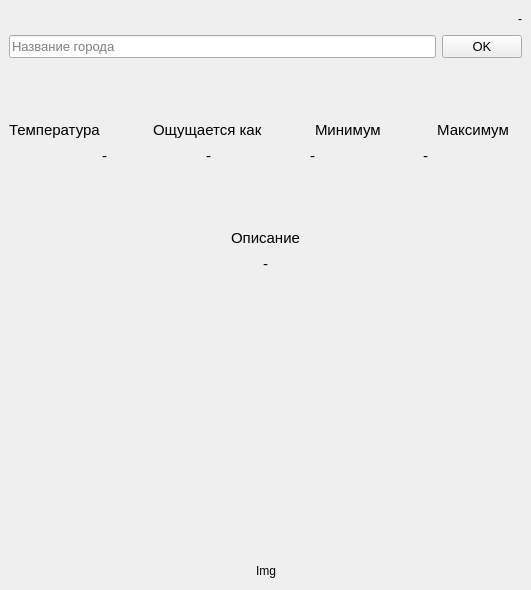
Maassya/Weather2, file winui.ui: the form before one commit.
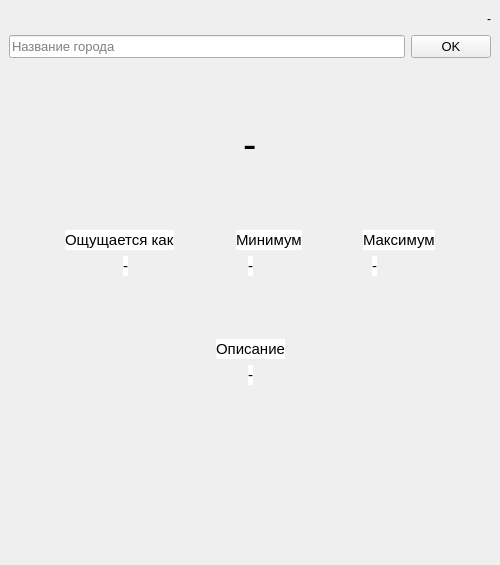
The form after the commit.

```diff
--- a/winui.ui
+++ b/winui.ui
@@ -6,10 +6,28 @@
    <rect>
     <x>0</x>
     <y>0</y>
-    <width>531</width>
-    <height>590</height>
+    <width>500</width>
+    <height>565</height>
    </rect>
   </property>
+  <property name="sizePolicy">
+   <sizepolicy hsizetype="Preferred" vsizetype="Fixed">
+    <horstretch>0</horstretch>
+    <verstretch>0</verstretch>
+   </sizepolicy>
+  </property>
+  <property name="minimumSize">
+   <size>
+    <width>500</width>
+    <height>565</height>
+   </size>
+  </property>
+  <property name="maximumSize">
+   <size>
+    <width>500</width>
+    <height>565</height>
+   </size>
+  </property>
   <property name="windowTitle">
    <string>MainWindow</string>
   </property>
@@ -67,6 +85,61 @@
       </item>
      </layout>
     </item>
+    <item>
+     <spacer name="verticalSpacer_8">
+      <property name="orientation">
+       <enum>Qt::Vertical</enum>
+      </property>
+      <property name="sizeHint" stdset="0">
+       <size>
+        <width>20</width>
+        <height>40</height>
+       </size>
+      </property>
+     </spacer>
+    </item>
+    <item>
+     <layout class="QHBoxLayout" name="horizontalLayout_2">
+      <item>
+       <spacer name="horizontalSpacer_14">
+        <property name="orientation">
+         <enum>Qt::Horizontal</enum>
+        </property>
+        <property name="sizeHint" stdset="0">
+         <size>
+          <width>40</width>
+          <height>20</height>
+         </size>
+        </property>
+       </spacer>
+      </item>
+      <item>
+       <widget class="QLabel" name="temp_lbl">
+        <property name="font">
+         <font>
+          <pointsize>30</pointsize>
+         </font>
+        </property>
+        <property name="text">
+         <string>-</string>
+        </property>
+       </widget>
+      </item>
+      <item>
+       <spacer name="horizontalSpacer_15">
+        <property name="orientation">
+         <enum>Qt::Horizontal</enum>
+        </property>
+        <property name="sizeHint" stdset="0">
+         <size>
+          <width>40</width>
+          <height>20</height>
+         </size>
+        </property>
+       </spacer>
+      </item>
+     </layout>
+    </item>
     <item>
      <spacer name="verticalSpacer">
       <property name="orientation">
@@ -82,18 +155,6 @@
     </item>
     <item>
      <layout class="QHBoxLayout" name="horizontalLayout">
-      <item>
-       <widget class="QLabel" name="label">
-        <property name="font">
-         <font>
-          <pointsize>11</pointsize>
-         </font>
-        </property>
-        <property name="text">
-         <string>Температура</string>
-        </property>
-       </widget>
-      </item>
       <item>
        <spacer name="horizontalSpacer_2">
         <property name="orientation">
@@ -114,6 +175,9 @@
           <pointsize>11</pointsize>
          </font>
         </property>
+        <property name="styleSheet">
+         <string notr="true">background-color: rgb(255, 255, 255);</string>
+        </property>
         <property name="text">
          <string>Ощущается как</string>
         </property>
@@ -139,6 +203,9 @@
           <pointsize>11</pointsize>
          </font>
         </property>
+        <property name="styleSheet">
+         <string notr="true">background-color: rgb(255, 255, 255);</string>
+        </property>
         <property name="text">
          <string>Минимум</string>
         </property>
@@ -161,18 +228,18 @@
        <widget class="QLabel" name="label_7">
         <property name="font">
          <font>
+          <family>MS Shell Dlg 2</family>
           <pointsize>11</pointsize>
          </font>
         </property>
+        <property name="styleSheet">
+         <string notr="true">background-color: rgb(255, 255, 255); border-color: rgb(0, 0, 0);</string>
+        </property>
         <property name="text">
-         <string> Максимум   </string>
+         <string>Максимум</string>
         </property>
        </widget>
       </item>
-     </layout>
-    </item>
-    <item>
-     <layout class="QHBoxLayout" name="horizontalLayout_8">
       <item>
        <spacer name="horizontalSpacer_13">
         <property name="orientation">
@@ -186,18 +253,10 @@
         </property>
        </spacer>
       </item>
-      <item>
-       <widget class="QLabel" name="temp_lbl">
-        <property name="font">
-         <font>
-          <pointsize>11</pointsize>
-         </font>
-        </property>
-        <property name="text">
-         <string>-</string>
-        </property>
-       </widget>
-      </item>
+     </layout>
+    </item>
+    <item>
+     <layout class="QHBoxLayout" name="horizontalLayout_8">
       <item>
        <spacer name="horizontalSpacer_3">
         <property name="orientation">
@@ -218,6 +277,9 @@
           <pointsize>11</pointsize>
          </font>
         </property>
+        <property name="styleSheet">
+         <string notr="true">background-color: rgb(255, 255, 255);</string>
+        </property>
         <property name="text">
          <string>-</string>
         </property>
@@ -243,8 +305,11 @@
           <pointsize>11</pointsize>
          </font>
         </property>
+        <property name="styleSheet">
+         <string notr="true">background-color: rgb(255, 255, 255);</string>
+        </property>
         <property name="text">
-         <string>- </string>
+         <string>-</string>
         </property>
        </widget>
       </item>
@@ -268,8 +333,11 @@
           <pointsize>11</pointsize>
          </font>
         </property>
+        <property name="styleSheet">
+         <string notr="true">background-color: rgb(255, 255, 255);</string>
+        </property>
         <property name="text">
-         <string> -</string>
+         <string>-</string>
         </property>
        </widget>
       </item>
@@ -323,6 +391,9 @@
           <pointsize>11</pointsize>
          </font>
         </property>
+        <property name="styleSheet">
+         <string notr="true">background-color: rgb(255, 255, 255);</string>
+        </property>
         <property name="text">
          <string>Описание</string>
         </property>
@@ -365,6 +436,9 @@
           <pointsize>11</pointsize>
          </font>
         </property>
+        <property name="styleSheet">
+         <string notr="true">background-color: rgb(255, 255, 255);</string>
+        </property>
         <property name="text">
          <string>-</string>
         </property>
@@ -385,19 +459,6 @@
       </item>
      </layout>
     </item>
-    <item>
-     <spacer name="verticalSpacer_6">
-      <property name="orientation">
-       <enum>Qt::Vertical</enum>
-      </property>
-      <property name="sizeHint" stdset="0">
-       <size>
-        <width>20</width>
-        <height>40</height>
-       </size>
-      </property>
-     </spacer>
-    </item>
     <item>
      <spacer name="verticalSpacer_3">
       <property name="orientation">
@@ -411,19 +472,6 @@
       </property>
      </spacer>
     </item>
-    <item>
-     <spacer name="verticalSpacer_2">
-      <property name="orientation">
-       <enum>Qt::Vertical</enum>
-      </property>
-      <property name="sizeHint" stdset="0">
-       <size>
-        <width>20</width>
-        <height>40</height>
-       </size>
-      </property>
-     </spacer>
-    </item>
     <item>
      <spacer name="verticalSpacer_7">
       <property name="orientation">
@@ -450,49 +498,6 @@
       </property>
      </spacer>
     </item>
-    <item>
-     <layout class="QHBoxLayout" name="horizontalLayout_2">
-      <item>
-       <spacer name="horizontalSpacer_14">
-        <property name="orientation">
-         <enum>Qt::Horizontal</enum>
-        </property>
-        <property name="sizeHint" stdset="0">
-         <size>
-          <width>40</width>
-          <height>20</height>
-         </size>
-        </property>
-       </spacer>
-      </item>
-      <item>
-       <widget class="QLabel" name="city_img">
-        <property name="maximumSize">
-         <size>
-          <width>531</width>
-          <height>590</height>
-         </size>
-        </property>
-        <property name="text">
-         <string>Img</string>
-        </property>
-       </widget>
-      </item>
-      <item>
-       <spacer name="horizontalSpacer_15">
-        <property name="orientation">
-         <enum>Qt::Horizontal</enum>
-        </property>
-        <property name="sizeHint" stdset="0">
-         <size>
-          <width>40</width>
-          <height>20</height>
-         </size>
-        </property>
-       </spacer>
-      </item>
-     </layout>
-    </item>
    </layout>
   </widget>
  </widget>
```
